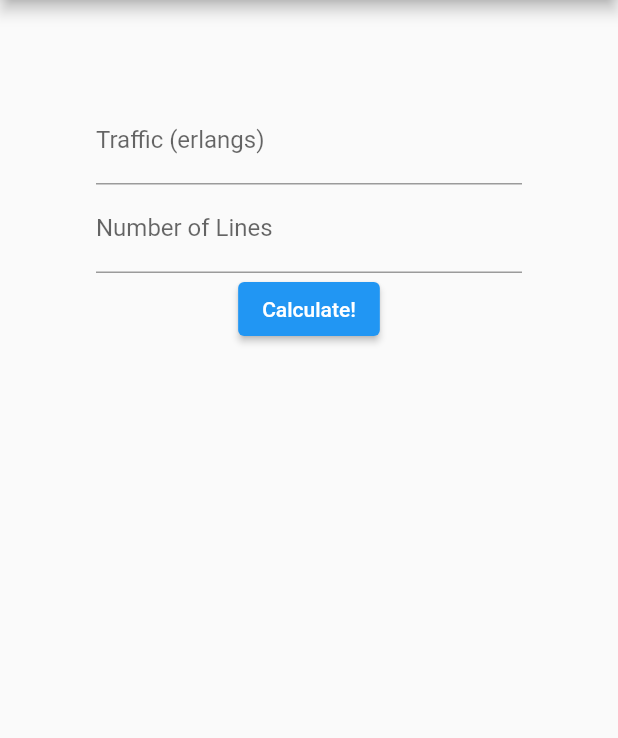
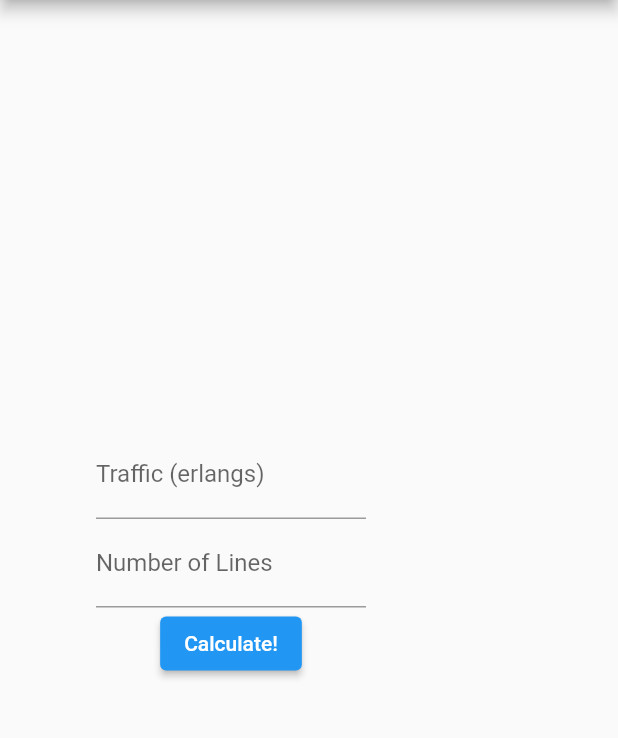
Before and after one commit to Yuki-KG/erlangBApp, a Flutter app: the screen it shows after launch, on a phone screen of 412 x 824 dp, the part 84-822 px from its top. Run offline on Flutter 3.47's test engine with Material 2 defaults, Android fonts, the phone set to English and light mode, and no system bars.

Commit message:
Put TextFields in a SizedBox to make them narrower

```diff
--- a/lib/main.dart
+++ b/lib/main.dart
@@ -62,6 +62,11 @@ class _MyHomePageState extends State<MyHomePage> {
       body: Container(
         padding: EdgeInsets.all(64),
         child: Column(
+          mainAxisAlignment: MainAxisAlignment.center,
+          children: <Widget>[
+            SizedBox(
+              width: 180,
+              child: Column(
                 mainAxisAlignment: MainAxisAlignment.start,
                 children: <Widget>[
                   TextField(
@@ -84,6 +89,10 @@ class _MyHomePageState extends State<MyHomePage> {
                       });
                     }
                   ),
+                ],
+              ),
+            ),
+
             ElevatedButton(
                 onPressed: () {
                   setState(() {
```
Lines whose indentation alone changed are shown as unchanged.
